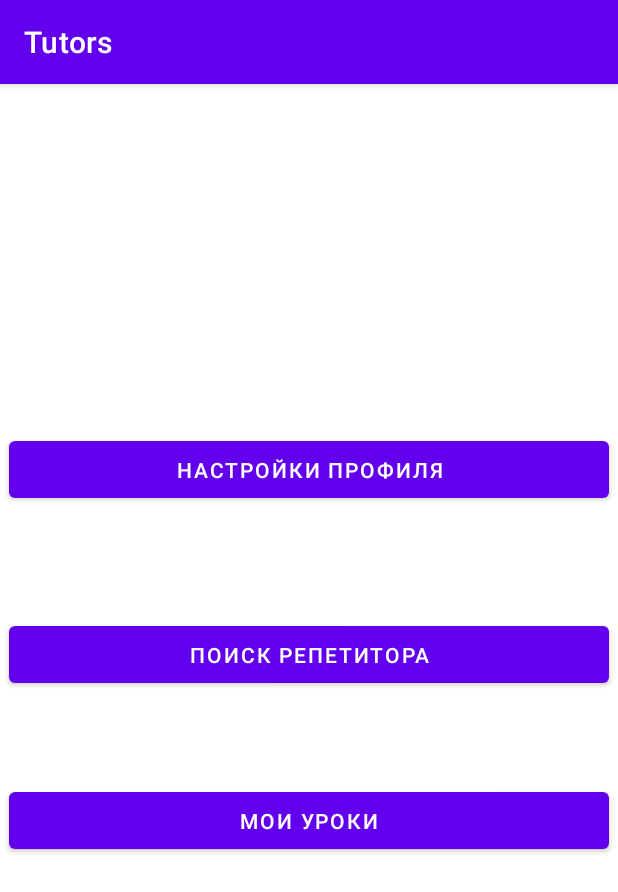
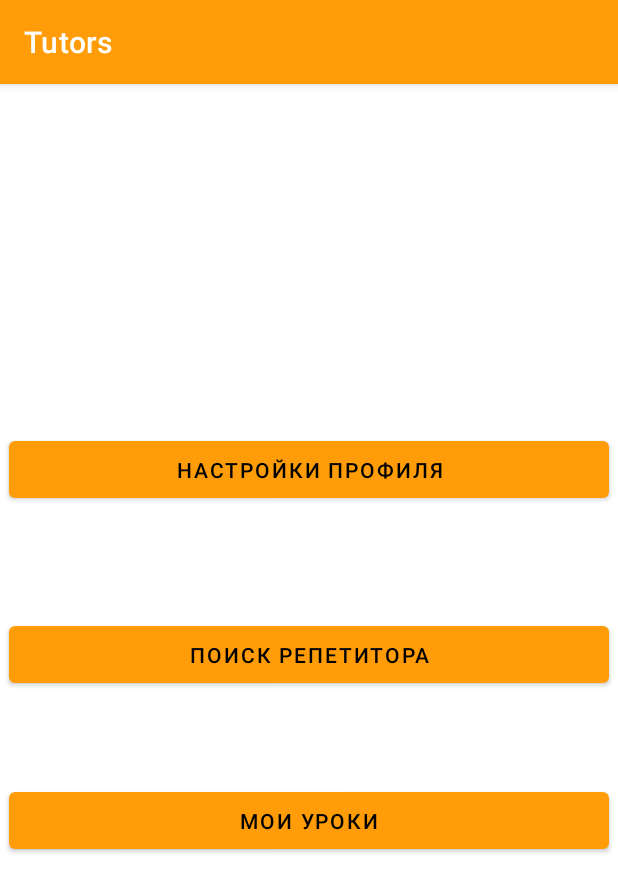
Before and after one commit to ampeo1/Tutors_, an Android app: the MainActivity screen opened directly, with no data from a screen before it, on a phone screen of 412 x 824 dp. Shown: the top 892 px of the screen. Run offline under Robolectric (Android 15) with nearby library versions, the phone set to English and light mode, and no system bars; our stand-ins replace Firebase (no records; nobody signed in at launch, a user with empty details on screens opened directly).

Commit message:
final ui

```diff
--- a/app/src/main/java/com/example/tutors/Activity/MainActivity.java
+++ b/app/src/main/java/com/example/tutors/Activity/MainActivity.java
@@ -37,16 +37,13 @@ public class MainActivity extends AppCompatActivity {
     protected void onCreate(Bundle savedInstanceState) {
         super.onCreate(savedInstanceState);
         setContentView(R.layout.activity_main);
-        String currentUserId = FirebaseHelper.getIdCurrentUser();
+/*        Lesson lesson = new Lesson( "H20", UUID.randomUUID().toString(), UUID.randomUUID().toString(), new Date(), ItemsTypes.CHEMISTRY);
+        FirebaseHelper.addLesson(lesson);*/
+/*        String currentUserId = FirebaseHelper.getIdCurrentUser();
         FirebaseHelper.getUserById(currentUserId).addValueEventListener(new ValueEventListener() {
             @Override
             public void onDataChange(@NonNull DataSnapshot snapshot) {
                 for (DataSnapshot userSnapshots: snapshot.getChildren()) {
-                    Class<?> _class = FirebaseHelper.getUserClass(userSnapshots);
-                    if (_class instanceof Student)
-                    {
-
-                    }
                 }
             }
 
@@ -54,7 +51,7 @@ public class MainActivity extends AppCompatActivity {
             public void onCancelled(@NonNull DatabaseError error) {
                 currentUser = null;
             }
-        });
+        });*/
         setupButtons();
     }
 
--- a/app/src/main/res/layout/search_tutor_item.xml
+++ b/app/src/main/res/layout/search_tutor_item.xml
@@ -25,7 +25,7 @@
         android:layout_marginTop="16dp"
         android:text="TextView"
         app:layout_constraintEnd_toEndOf="parent"
-        app:layout_constraintHorizontal_bias="0.728"
+        app:layout_constraintHorizontal_bias="0.062"
         app:layout_constraintStart_toEndOf="@+id/itemSearchFirstName"
         app:layout_constraintTop_toTopOf="parent"
         tools:ignore="MissingConstraints" />
--- a/app/src/main/res/values-night/themes.xml
+++ b/app/src/main/res/values-night/themes.xml
@@ -2,8 +2,8 @@
     <!-- Base application theme. -->
     <style name="Theme.Tutors" parent="Theme.MaterialComponents.DayNight.DarkActionBar">
         <!-- Primary brand color. -->
-        <item name="colorPrimary">@color/purple_200</item>
-        <item name="colorPrimaryVariant">@color/purple_700</item>
+        <item name="colorPrimary">@color/blue</item>
+        <item name="colorPrimaryVariant">@color/black</item>
         <item name="colorOnPrimary">@color/black</item>
         <!-- Secondary brand color. -->
         <item name="colorSecondary">@color/teal_200</item>
--- a/app/src/main/res/values/colors.xml
+++ b/app/src/main/res/values/colors.xml
@@ -7,4 +7,7 @@
     <color name="teal_700">#FF018786</color>
     <color name="black">#FF000000</color>
     <color name="white">#FFFFFFFF</color>
+    <color name="yellow">#FF9C07</color>
+    <color name="grey">#615E59</color>
+    <color name="blue">#2A3BA1</color>
 </resources>
--- a/app/src/main/res/values/themes.xml
+++ b/app/src/main/res/values/themes.xml
@@ -2,9 +2,9 @@
     <!-- Base application theme. -->
     <style name="Theme.Tutors" parent="Theme.MaterialComponents.DayNight.DarkActionBar">
         <!-- Primary brand color. -->
-        <item name="colorPrimary">@color/purple_500</item>
-        <item name="colorPrimaryVariant">@color/purple_700</item>
-        <item name="colorOnPrimary">@color/white</item>
+        <item name="colorPrimary">@color/yellow</item>
+        <item name="colorPrimaryVariant">@color/yellow</item>
+        <item name="colorOnPrimary">@color/black</item>
         <!-- Secondary brand color. -->
         <item name="colorSecondary">@color/teal_200</item>
         <item name="colorSecondaryVariant">@color/teal_700</item>
```
